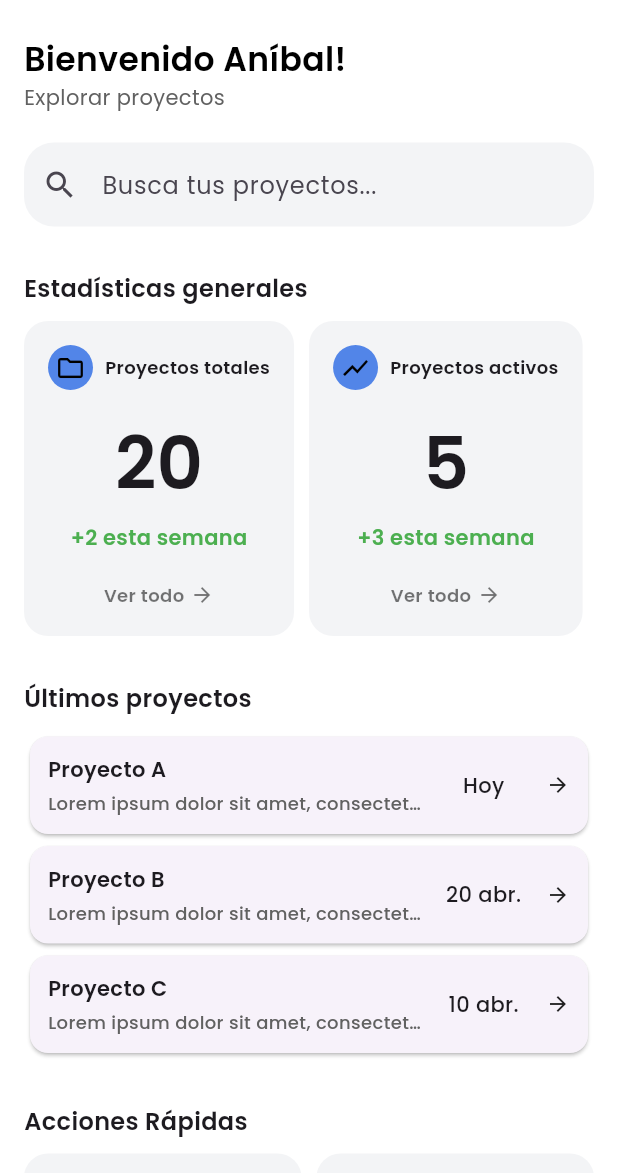
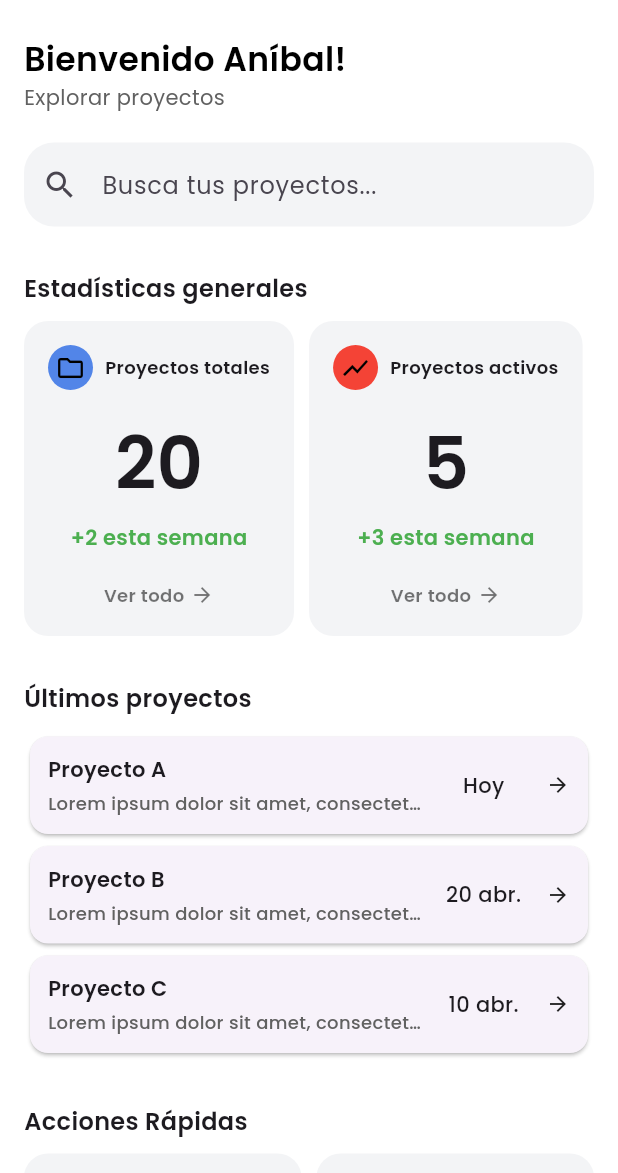
Before and after one commit to AlvaroAceval16/banco_de_proyectos, a Flutter app: the DashboardScreen screen opened by its route, on a phone screen of 412 x 824 dp, the part 63-1236 px from its top. Run offline on Flutter 3.47's test engine with Material 3 defaults, Android fonts, the phone set to English and light mode, and no system bars; our stand-ins replace google_fonts.

Commit message:
Agregar propiedad iconColor a StatsCard y actualizar instancias en DashboardScreen

```diff
--- a/lib/components/stats_card.dart
+++ b/lib/components/stats_card.dart
@@ -1,6 +1,7 @@
 import 'package:flutter/material.dart';
 
 class StatsCard extends StatelessWidget {
+  final Color iconColor;
   final IconData icon;
   final String title;
   final String number;
@@ -8,6 +9,7 @@ class StatsCard extends StatelessWidget {
 
   const StatsCard({
     super.key,
+    required this.iconColor,
     required this.icon,
     required this.title,
     required this.number,
@@ -30,8 +32,8 @@ class StatsCard extends StatelessWidget {
             spacing: 8,
             children: [
               CircleAvatar(
+                backgroundColor: iconColor,
                 radius: 15,
-                backgroundColor: const Color(0xFF5285E8),
                 child: Icon(icon, color: Colors.black, size: 20),
               ),
               Text(
--- a/lib/pages/Dashboard_page.dart
+++ b/lib/pages/Dashboard_page.dart
@@ -66,25 +66,29 @@ class DashboardScreen extends StatelessWidget {
                 spacing: 10,
                 children: [
                   StatsCard(
+                    iconColor: const Color(0xFF5285E8),
                     icon: Icons.folder_outlined,
                     title: "Proyectos totales",
                     number: "20",
                     subtitle: "+2 esta semana",
                   ),
                   StatsCard(
+                    iconColor: Colors.red,
                     icon: Icons.show_chart,
                     title: "Proyectos activos",
                     number: "5",
                     subtitle: "+3 esta semana",
                   ),
                   StatsCard(
-                    icon: Icons.person,
+                    iconColor: Colors.orange,
+                    icon: Icons.pending_actions,
                     title: "Proyectos en revisión",
                     number: "12",
                     subtitle: "+3 esta semana",
                   ),
                   StatsCard(
-                    icon: Icons.pie_chart,
+                    iconColor: Colors.green,
+                    icon: Icons.task_outlined,
                     title: "Proyectos finalizados",
                     number: "3",
                     subtitle: "+1 esta semana",
```
